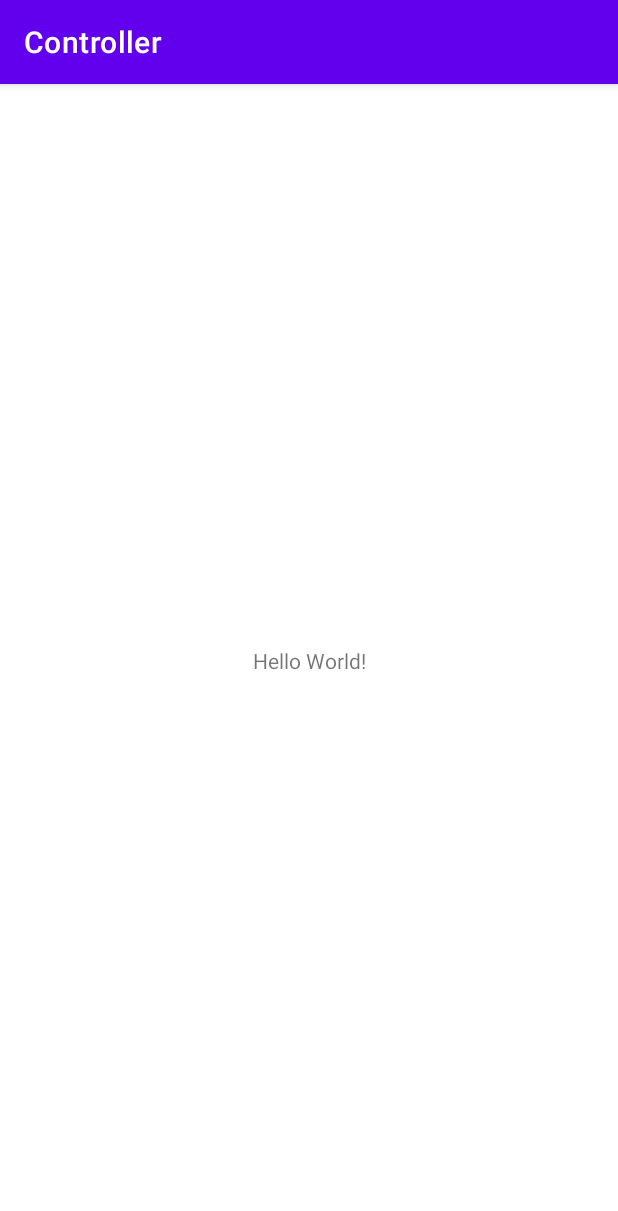
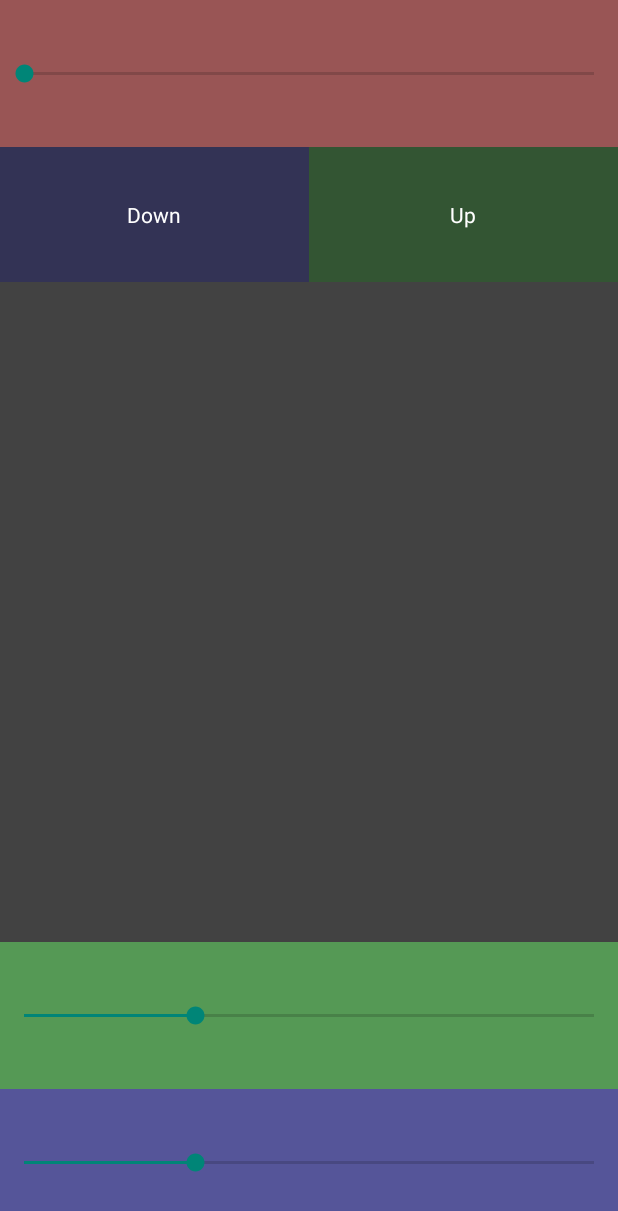
Before and after one commit to ajk1889/BeamNG-remote-controller, an Android app: the screen it shows after launch (MainActivity), on a phone screen of 412 x 824 dp. Shown: the top 1211 px of the screen. Run offline under Robolectric (Android 15) with nearby library versions, the phone set to English and light mode, and no system bars; libraries missing offline, so code that uses them is left out: org.java_websocket.client, org.java_websocket.enums, org.java_websocket.handshake; 1 statement that could not run was skipped.

Commit message:
Design completed

```diff
--- a/app/src/main/AndroidManifest.xml
+++ b/app/src/main/AndroidManifest.xml
@@ -9,7 +9,10 @@
         android:roundIcon="@mipmap/ic_launcher_round"
         android:supportsRtl="true"
         android:theme="@style/Theme.Controller">
-        <activity android:name=".MainActivity">
+        <activity
+            android:name=".MainActivity"
+            android:theme="@style/Theme.AppCompat.DayNight.NoActionBar"
+            android:screenOrientation="portrait">
             <intent-filter>
                 <action android:name="android.intent.action.MAIN" />
 
--- a/app/src/main/java/com/ajk/controller/Connection.kt
+++ b/app/src/main/java/com/ajk/controller/Connection.kt
@@ -28,7 +28,7 @@ class Connection (uri: URI) : WebSocketClient(uri) {
 
     private val eventsQueue = mutableListOf<Event>()
     fun sendMessage(event: Event) = sendMessage(listOf(event))
-    private fun sendMessage(events: List<Event>) {
+    fun sendMessage(events: List<Event>) {
         if (events.isEmpty()) return
         if (readyState == ReadyState.OPEN) {
             val data = ShortArray(events.size * 2)
--- a/app/src/main/java/com/ajk/controller/MainActivity.kt
+++ b/app/src/main/java/com/ajk/controller/MainActivity.kt
@@ -1,9 +1,10 @@
 package com.ajk.controller
 
 import android.os.Bundle
-import android.view.KeyEvent
-import android.widget.TextView
+import android.widget.SeekBar
 import androidx.appcompat.app.AppCompatActivity
+import com.ajk.controller.EventCodes.ANALOG_LX
+import com.ajk.controller.EventCodes.ANALOG_LY
 import java.net.URI
 
 class MainActivity : AppCompatActivity() {
@@ -12,12 +13,18 @@ class MainActivity : AppCompatActivity() {
         setContentView(R.layout.activity_main)
         val conn = Connection(URI("ws://192.168.18.63:31415"))
         conn.connect()
-        findViewById<TextView>(R.id.upBtn).setOnTouchListener { view, event ->
-            when (event.action) {
-                KeyEvent.ACTION_DOWN -> conn.sendMessage(Event(EventCodes.UP, 1))
-                KeyEvent.ACTION_UP -> conn.sendMessage(Event(EventCodes.UP, 0))
-            }
-            return@setOnTouchListener true
+        findViewById<SeekBar>(R.id.accelerator).apply {
+            this.max = 256*256 - 1
+            setOnSeekBarChangeListener(object : SeekBar.OnSeekBarChangeListener {
+                override fun onProgressChanged(seekBar: SeekBar?, progress: Int, fromUser: Boolean) {
+                    conn.sendMessage(listOf(
+                        Event(ANALOG_LY, (progress - 256*256 / 2).toShort()),
+                        Event(ANALOG_LX, 0)
+                    ))
+                }
+                override fun onStartTrackingTouch(seekBar: SeekBar?) {}
+                override fun onStopTrackingTouch(seekBar: SeekBar?) {}
+            })
         }
     }
 }
--- a/app/src/main/res/layout/activity_main.xml
+++ b/app/src/main/res/layout/activity_main.xml
@@ -1,20 +1,60 @@
 <?xml version="1.0" encoding="utf-8"?>
-<androidx.constraintlayout.widget.ConstraintLayout xmlns:android="http://schemas.android.com/apk/res/android"
+<LinearLayout xmlns:android="http://schemas.android.com/apk/res/android"
     xmlns:app="http://schemas.android.com/apk/res-auto"
     xmlns:tools="http://schemas.android.com/tools"
     android:layout_width="match_parent"
     android:layout_height="match_parent"
+    android:orientation="vertical"
     tools:context=".MainActivity">
 
-    <TextView
-        android:layout_width="wrap_content"
+    <androidx.appcompat.widget.AppCompatSeekBar
+        android:layout_width="match_parent"
         android:layout_height="wrap_content"
-        android:text="Hello World!"
-        android:padding="10dp"
-        android:id="@+id/upBtn"
-        app:layout_constraintBottom_toBottomOf="parent"
-        app:layout_constraintLeft_toLeftOf="parent"
-        app:layout_constraintRight_toRightOf="parent"
-        app:layout_constraintTop_toTopOf="parent" />
-
-</androidx.constraintlayout.widget.ConstraintLayout>
+        android:progress="30"
+        android:padding="40dp"
+        android:id="@+id/accelerator"
+        android:background="#955"/>
+    <LinearLayout
+        android:layout_width="match_parent"
+        android:layout_height="wrap_content"
+        android:orientation="horizontal">
+        <TextView
+            android:layout_width="0dp"
+            android:layout_height="90dp"
+            android:text="Down"
+            android:id="@+id/gearDown"
+            android:gravity="center"
+            android:textColor="@color/white"
+            android:layout_weight="1"
+            android:background="#335"/>
+        <TextView
+            android:layout_width="0dp"
+            android:layout_height="90dp"
+            android:text="Up"
+            android:id="@+id/gearUp"
+            android:gravity="center"
+            android:textColor="@color/white"
+            android:layout_weight="1"
+            android:background="#353"/>
+    </LinearLayout>
+    <View
+        android:layout_width="match_parent"
+        android:layout_height="0dp"
+        android:id="@+id/handBrake"
+        android:background="@color/cardview_dark_background"
+        android:layout_weight="1"/>
+    <androidx.appcompat.widget.AppCompatSeekBar
+        android:layout_width="match_parent"
+        android:layout_height="wrap_content"
+        android:progress="30"
+        android:id="@+id/brake"
+        android:padding="40dp"
+        android:background="#595"/>
+    <androidx.appcompat.widget.AppCompatSeekBar
+        android:layout_width="match_parent"
+        android:layout_height="wrap_content"
+        android:id="@+id/clutch"
+        android:progress="30"
+        android:padding="40dp"
+        android:background="#559"/>
+</LinearLayout>
```
